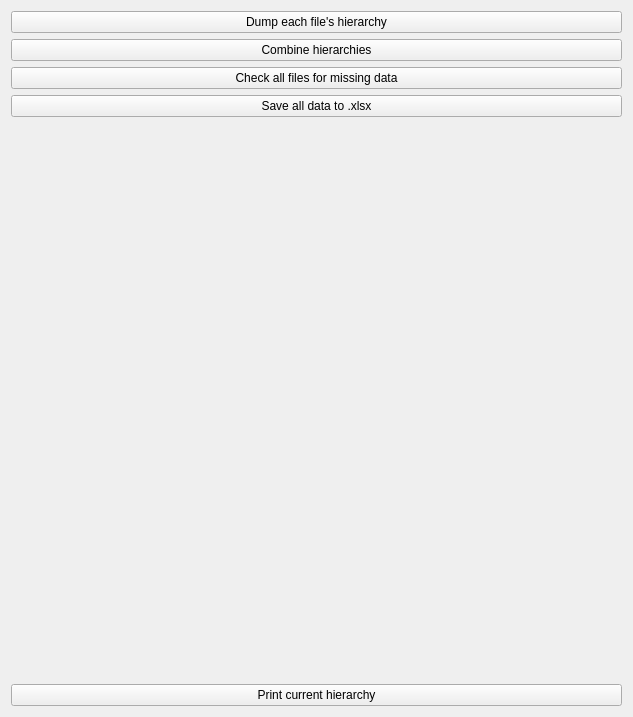
First picture: the form in AmigoStatistics/AmigoStatistics/Resources/UI/AmigoStatistics.ui, repository koegl/mthesis-datasets, before the edit.
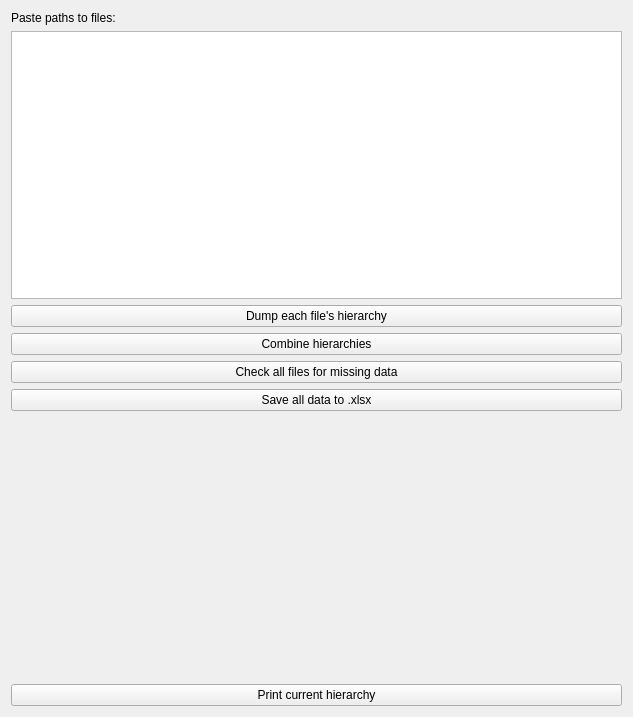
Second picture: the form after the edit. Custom widgets are drawn as their Qt base class.

Commit message: added a text field and a label descirbing it (for paths)

The edit to the form file:
```diff
--- a/AmigoStatistics/AmigoStatistics/Resources/UI/AmigoStatistics.ui
+++ b/AmigoStatistics/AmigoStatistics/Resources/UI/AmigoStatistics.ui
@@ -11,6 +11,16 @@
    </rect>
   </property>
   <layout class="QVBoxLayout" name="verticalLayout">
+   <item>
+    <widget class="QLabel" name="pathLabel">
+     <property name="text">
+      <string>Paste paths to files:</string>
+     </property>
+    </widget>
+   </item>
+   <item>
+    <widget class="QPlainTextEdit" name="plainTextEdit"/>
+   </item>
    <item>
     <widget class="QPushButton" name="hierarchyDumpButton">
      <property name="enabled">
```
